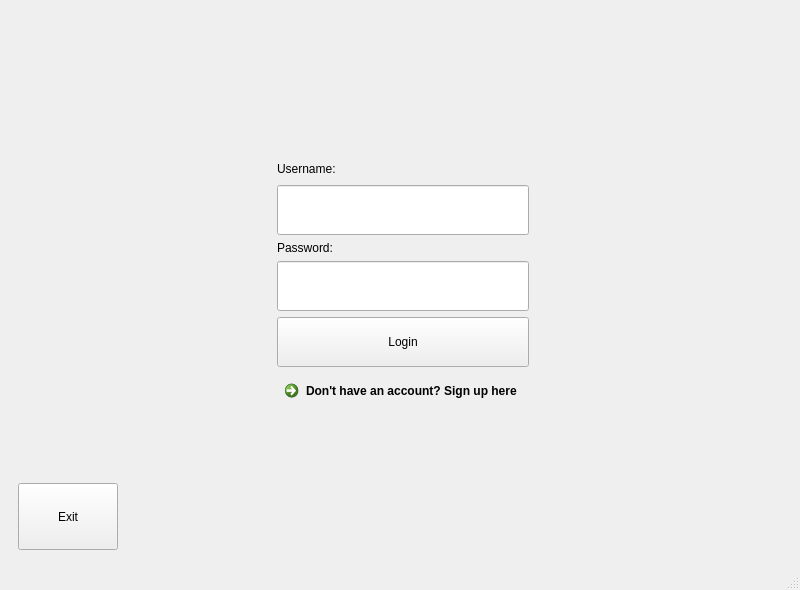
Old version of the form designerFile.ui in the repository zlan4/CMPUT_291_Project_1.
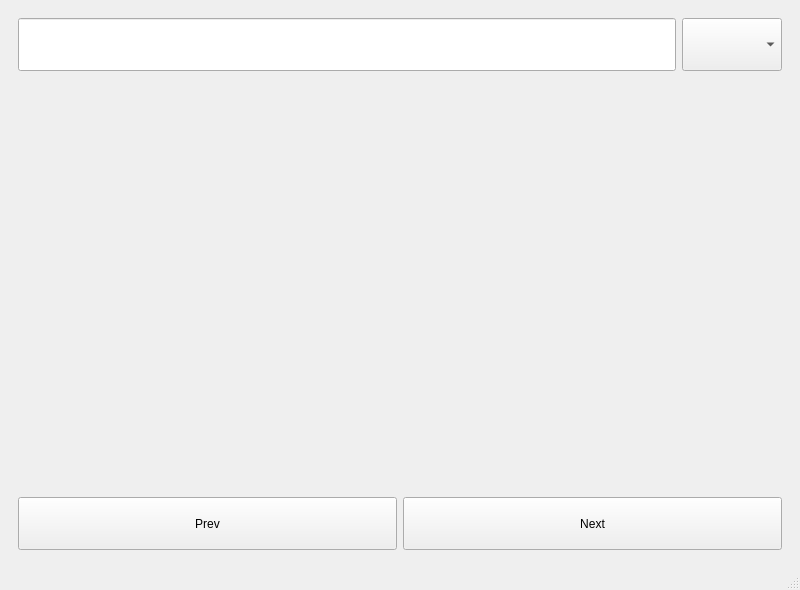
New version of the form.

Commit message: Updates to login and home screens

```diff
--- a/designerFile.ui
+++ b/designerFile.ui
@@ -18,7 +18,7 @@
     <item>
      <widget class="QStackedWidget" name="stackedWidget">
       <property name="currentIndex">
-       <number>0</number>
+       <number>2</number>
       </property>
       <widget class="QWidget" name="loginPage">
        <layout class="QVBoxLayout" name="verticalLayout">
@@ -801,7 +801,122 @@
         </item>
        </layout>
       </widget>
-      <widget class="QWidget" name="page"/>
+      <widget class="QWidget" name="customerSearchPage">
+       <layout class="QVBoxLayout" name="verticalLayout_4">
+        <item>
+         <layout class="QVBoxLayout" name="verticalLayout_2" stretch="1,8,1">
+          <item>
+           <layout class="QHBoxLayout" name="horizontalLayout_3">
+            <item>
+             <widget class="QLineEdit" name="customerSearchLineEdit">
+              <property name="sizePolicy">
+               <sizepolicy hsizetype="Preferred" vsizetype="Preferred">
+                <horstretch>0</horstretch>
+                <verstretch>0</verstretch>
+               </sizepolicy>
+              </property>
+              <property name="minimumSize">
+               <size>
+                <width>0</width>
+                <height>50</height>
+               </size>
+              </property>
+              <property name="maximumSize">
+               <size>
+                <width>16777215</width>
+                <height>75</height>
+               </size>
+              </property>
+             </widget>
+            </item>
+            <item>
+             <widget class="QComboBox" name="accountBox">
+              <property name="sizePolicy">
+               <sizepolicy hsizetype="Preferred" vsizetype="Preferred">
+                <horstretch>0</horstretch>
+                <verstretch>0</verstretch>
+               </sizepolicy>
+              </property>
+              <property name="minimumSize">
+               <size>
+                <width>0</width>
+                <height>50</height>
+               </size>
+              </property>
+              <property name="maximumSize">
+               <size>
+                <width>100</width>
+                <height>75</height>
+               </size>
+              </property>
+              <property name="placeholderText">
+               <string>Account</string>
+              </property>
+             </widget>
+            </item>
+           </layout>
+          </item>
+          <item>
+           <layout class="QFormLayout" name="customerSearchFormDisplay"/>
+          </item>
+          <item>
+           <layout class="QHBoxLayout" name="horizontalLayout_2">
+            <item>
+             <widget class="QPushButton" name="previousButton">
+              <property name="sizePolicy">
+               <sizepolicy hsizetype="Preferred" vsizetype="Preferred">
+                <horstretch>0</horstretch>
+                <verstretch>0</verstretch>
+               </sizepolicy>
+              </property>
+              <property name="minimumSize">
+               <size>
+                <width>0</width>
+                <height>50</height>
+               </size>
+              </property>
+              <property name="maximumSize">
+               <size>
+                <width>2000</width>
+                <height>75</height>
+               </size>
+              </property>
+              <property name="text">
+               <string>Prev</string>
+              </property>
+             </widget>
+            </item>
+            <item>
+             <widget class="QPushButton" name="nextButton">
+              <property name="sizePolicy">
+               <sizepolicy hsizetype="Preferred" vsizetype="Preferred">
+                <horstretch>0</horstretch>
+                <verstretch>0</verstretch>
+               </sizepolicy>
+              </property>
+              <property name="minimumSize">
+               <size>
+                <width>0</width>
+                <height>50</height>
+               </size>
+              </property>
+              <property name="maximumSize">
+               <size>
+                <width>2000</width>
+                <height>75</height>
+               </size>
+              </property>
+              <property name="text">
+               <string>Next</string>
+              </property>
+             </widget>
+            </item>
+           </layout>
+          </item>
+         </layout>
+        </item>
+       </layout>
+      </widget>
      </widget>
     </item>
    </layout>
```
The commit also changes 1 other file.
